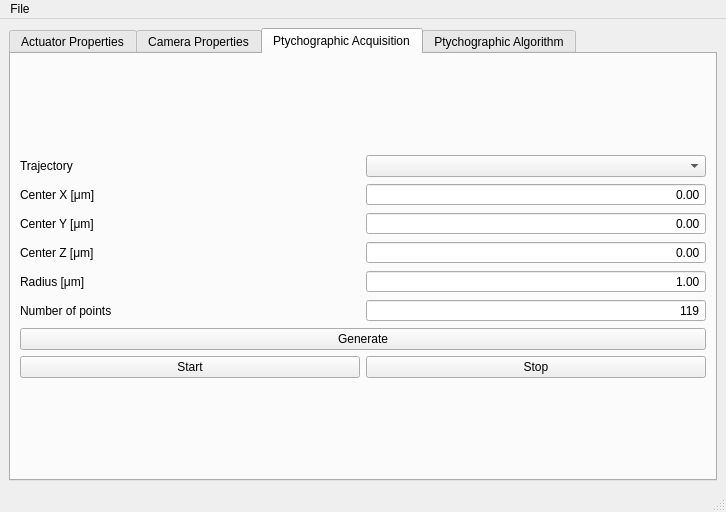
The window that main_window.ui (David-Berardi/ptychographic-suite) describes before a commit, drawn with Qt 5.
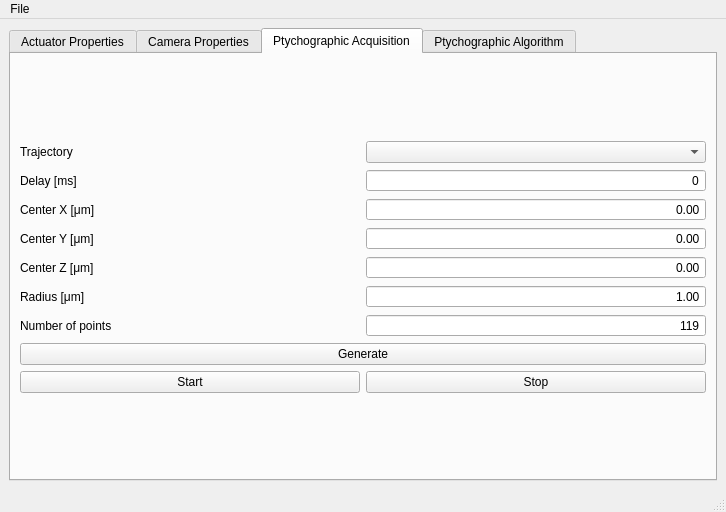
The same window after the commit. The open tabs and pages were chosen to show the change.

```diff
--- a/main_window.ui
+++ b/main_window.ui
@@ -904,84 +904,62 @@
             </item>
             <item>
              <layout class="QGridLayout" name="gridLayout_10">
-              <item row="6" column="0" colspan="2">
+              <item row="6" column="0">
+               <widget class="QLabel" name="number_points_label">
+                <property name="text">
+                 <string>Number of points</string>
+                </property>
+               </widget>
+              </item>
+              <item row="4" column="1">
+               <widget class="QDoubleSpinBox" name="trajectory_center_z">
+                <property name="alignment">
+                 <set>Qt::AlignmentFlag::AlignRight|Qt::AlignmentFlag::AlignTrailing|Qt::AlignmentFlag::AlignVCenter</set>
+                </property>
+                <property name="buttonSymbols">
+                 <enum>QAbstractSpinBox::ButtonSymbols::NoButtons</enum>
+                </property>
+                <property name="minimum">
+                 <double>-50000.000000000000000</double>
+                </property>
+                <property name="maximum">
+                 <double>50000.000000000000000</double>
+                </property>
+               </widget>
+              </item>
+              <item row="7" column="0" colspan="2">
                <widget class="QPushButton" name="trajectory_generate_button">
                 <property name="text">
                  <string>Generate</string>
                 </property>
                </widget>
               </item>
-              <item row="7" column="1">
-               <widget class="QPushButton" name="trajectory_stop_button">
-                <property name="enabled">
-                 <bool>true</bool>
-                </property>
-                <property name="text">
-                 <string>Stop</string>
-                </property>
-               </widget>
-              </item>
-              <item row="1" column="0">
-               <widget class="QLabel" name="center_x_label">
-                <property name="text">
-                 <string>Center X [μm]</string>
-                </property>
-               </widget>
-              </item>
               <item row="4" column="0">
-               <widget class="QLabel" name="radius_label">
-                <property name="text">
-                 <string>Radius [μm]</string>
-                </property>
-               </widget>
-              </item>
-              <item row="7" column="0">
-               <widget class="QPushButton" name="start_trajectory_button">
-                <property name="enabled">
-                 <bool>true</bool>
-                </property>
-                <property name="text">
-                 <string>Start</string>
-                </property>
-               </widget>
-              </item>
-              <item row="5" column="0">
-               <widget class="QLabel" name="number_points_label">
-                <property name="text">
-                 <string>Number of points</string>
-                </property>
-               </widget>
-              </item>
-              <item row="2" column="0">
-               <widget class="QLabel" name="center_y_label">
-                <property name="text">
-                 <string>Center Y [μm]</string>
-                </property>
-               </widget>
-              </item>
-              <item row="2" column="1">
-               <widget class="QDoubleSpinBox" name="trajectory_center_y">
-                <property name="alignment">
-                 <set>Qt::AlignmentFlag::AlignRight|Qt::AlignmentFlag::AlignTrailing|Qt::AlignmentFlag::AlignVCenter</set>
-                </property>
-                <property name="buttonSymbols">
-                 <enum>QAbstractSpinBox::ButtonSymbols::NoButtons</enum>
-                </property>
-                <property name="minimum">
-                 <double>-50000.000000000000000</double>
-                </property>
-                <property name="maximum">
-                 <double>50000.000000000000000</double>
-                </property>
-               </widget>
-              </item>
-              <item row="3" column="0">
                <widget class="QLabel" name="center_z_label">
                 <property name="text">
                  <string>Center Z [μm]</string>
                 </property>
                </widget>
               </item>
+              <item row="5" column="1">
+               <widget class="QDoubleSpinBox" name="trajectory_radius">
+                <property name="alignment">
+                 <set>Qt::AlignmentFlag::AlignRight|Qt::AlignmentFlag::AlignTrailing|Qt::AlignmentFlag::AlignVCenter</set>
+                </property>
+                <property name="buttonSymbols">
+                 <enum>QAbstractSpinBox::ButtonSymbols::NoButtons</enum>
+                </property>
+                <property name="minimum">
+                 <double>-50000.000000000000000</double>
+                </property>
+                <property name="maximum">
+                 <double>50000.000000000000000</double>
+                </property>
+                <property name="value">
+                 <double>1.000000000000000</double>
+                </property>
+               </widget>
+              </item>
               <item row="0" column="0">
                <widget class="QLabel" name="trajectory_label">
                 <property name="text">
@@ -989,19 +967,30 @@
                 </property>
                </widget>
               </item>
-              <item row="3" column="1">
-               <widget class="QDoubleSpinBox" name="trajectory_center_z">
-                <property name="alignment">
-                 <set>Qt::AlignmentFlag::AlignRight|Qt::AlignmentFlag::AlignTrailing|Qt::AlignmentFlag::AlignVCenter</set>
+              <item row="8" column="0">
+               <widget class="QPushButton" name="start_trajectory_button">
+                <property name="enabled">
+                 <bool>true</bool>
                 </property>
-                <property name="buttonSymbols">
-                 <enum>QAbstractSpinBox::ButtonSymbols::NoButtons</enum>
+                <property name="text">
+                 <string>Start</string>
                 </property>
-                <property name="minimum">
-                 <double>-50000.000000000000000</double>
+               </widget>
+              </item>
+              <item row="2" column="0">
+               <widget class="QLabel" name="center_x_label">
+                <property name="text">
+                 <string>Center X [μm]</string>
                 </property>
-                <property name="maximum">
-                 <double>50000.000000000000000</double>
+               </widget>
+              </item>
+              <item row="8" column="1">
+               <widget class="QPushButton" name="trajectory_stop_button">
+                <property name="enabled">
+                 <bool>true</bool>
+                </property>
+                <property name="text">
+                 <string>Stop</string>
                 </property>
                </widget>
               </item>
@@ -1015,42 +1004,7 @@
                 </property>
                </widget>
               </item>
-              <item row="1" column="1">
-               <widget class="QDoubleSpinBox" name="trajectory_center_x">
-                <property name="alignment">
-                 <set>Qt::AlignmentFlag::AlignRight|Qt::AlignmentFlag::AlignTrailing|Qt::AlignmentFlag::AlignVCenter</set>
-                </property>
-                <property name="buttonSymbols">
-                 <enum>QAbstractSpinBox::ButtonSymbols::NoButtons</enum>
-                </property>
-                <property name="minimum">
-                 <double>-50000.000000000000000</double>
-                </property>
-                <property name="maximum">
-                 <double>50000.000000000000000</double>
-                </property>
-               </widget>
-              </item>
-              <item row="4" column="1">
-               <widget class="QDoubleSpinBox" name="trajectory_radius">
-                <property name="alignment">
-                 <set>Qt::AlignmentFlag::AlignRight|Qt::AlignmentFlag::AlignTrailing|Qt::AlignmentFlag::AlignVCenter</set>
-                </property>
-                <property name="buttonSymbols">
-                 <enum>QAbstractSpinBox::ButtonSymbols::NoButtons</enum>
-                </property>
-                <property name="minimum">
-                 <double>-50000.000000000000000</double>
-                </property>
-                <property name="maximum">
-                 <double>50000.000000000000000</double>
-                </property>
-                <property name="value">
-                 <double>1.000000000000000</double>
-                </property>
-               </widget>
-              </item>
-              <item row="5" column="1">
+              <item row="6" column="1">
                <widget class="QSpinBox" name="number_points">
                 <property name="alignment">
                  <set>Qt::AlignmentFlag::AlignRight|Qt::AlignmentFlag::AlignTrailing|Qt::AlignmentFlag::AlignVCenter</set>
@@ -1069,6 +1023,72 @@
                 </property>
                </widget>
               </item>
+              <item row="3" column="1">
+               <widget class="QDoubleSpinBox" name="trajectory_center_y">
+                <property name="alignment">
+                 <set>Qt::AlignmentFlag::AlignRight|Qt::AlignmentFlag::AlignTrailing|Qt::AlignmentFlag::AlignVCenter</set>
+                </property>
+                <property name="buttonSymbols">
+                 <enum>QAbstractSpinBox::ButtonSymbols::NoButtons</enum>
+                </property>
+                <property name="minimum">
+                 <double>-50000.000000000000000</double>
+                </property>
+                <property name="maximum">
+                 <double>50000.000000000000000</double>
+                </property>
+               </widget>
+              </item>
+              <item row="2" column="1">
+               <widget class="QDoubleSpinBox" name="trajectory_center_x">
+                <property name="alignment">
+                 <set>Qt::AlignmentFlag::AlignRight|Qt::AlignmentFlag::AlignTrailing|Qt::AlignmentFlag::AlignVCenter</set>
+                </property>
+                <property name="buttonSymbols">
+                 <enum>QAbstractSpinBox::ButtonSymbols::NoButtons</enum>
+                </property>
+                <property name="minimum">
+                 <double>-50000.000000000000000</double>
+                </property>
+                <property name="maximum">
+                 <double>50000.000000000000000</double>
+                </property>
+               </widget>
+              </item>
+              <item row="3" column="0">
+               <widget class="QLabel" name="center_y_label">
+                <property name="text">
+                 <string>Center Y [μm]</string>
+                </property>
+               </widget>
+              </item>
+              <item row="5" column="0">
+               <widget class="QLabel" name="radius_label">
+                <property name="text">
+                 <string>Radius [μm]</string>
+                </property>
+               </widget>
+              </item>
+              <item row="1" column="0">
+               <widget class="QLabel" name="delay_label">
+                <property name="text">
+                 <string>Delay [ms]</string>
+                </property>
+               </widget>
+              </item>
+              <item row="1" column="1">
+               <widget class="QSpinBox" name="delay">
+                <property name="alignment">
+                 <set>Qt::AlignmentFlag::AlignRight|Qt::AlignmentFlag::AlignTrailing|Qt::AlignmentFlag::AlignVCenter</set>
+                </property>
+                <property name="buttonSymbols">
+                 <enum>QAbstractSpinBox::ButtonSymbols::NoButtons</enum>
+                </property>
+                <property name="maximum">
+                 <number>1000000000</number>
+                </property>
+               </widget>
+              </item>
              </layout>
             </item>
             <item>
```
Left out of the diff: 130 changed lines with no effect on the pictures.
